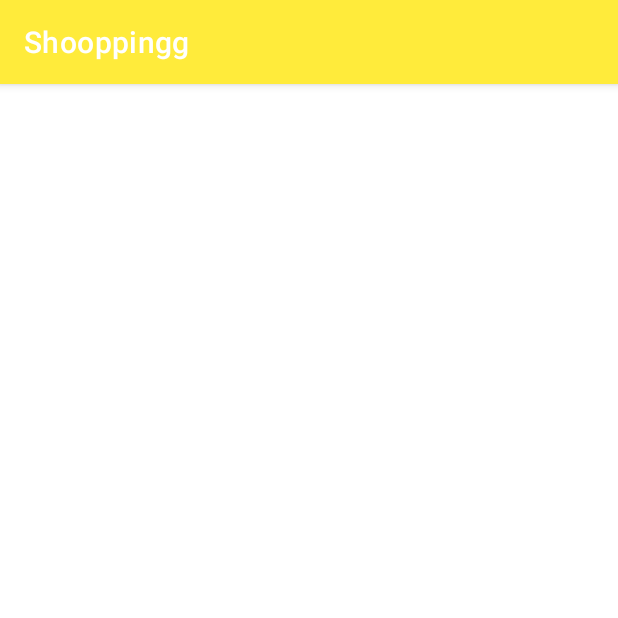
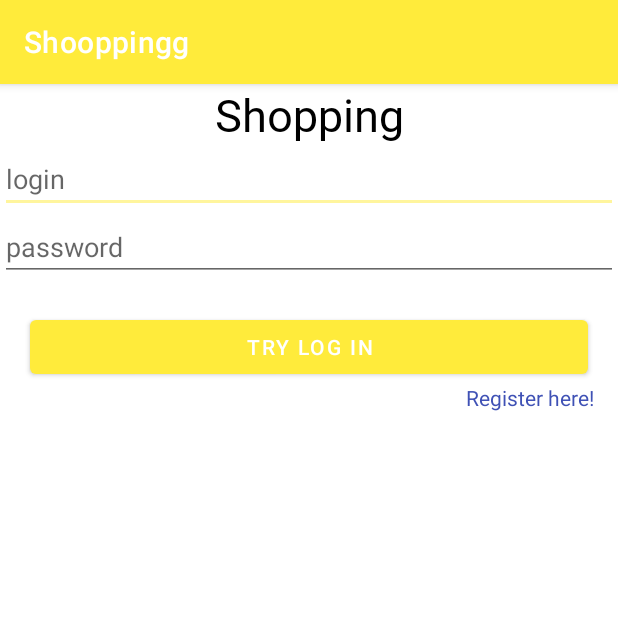
Before and after one commit to Zalezny/ShoppingListApp, an Android app: the screen it shows after launch (LoginActivity), on a phone screen of 412 x 824 dp, the top half of it. Run offline under Robolectric (Android 15) with nearby library versions, the phone set to English and light mode, and no system bars; our stand-ins replace Firebase (no records; nobody signed in at launch, a user with empty details on screens opened directly), navigation-ui.

Commit message:
after replace

```diff
--- a/app/src/main/java/com/example/shooppingg/view/activities/LoginActivity.kt
+++ b/app/src/main/java/com/example/shooppingg/view/activities/LoginActivity.kt
@@ -4,6 +4,11 @@ import android.content.Intent
 import androidx.appcompat.app.AppCompatActivity
 import android.os.Bundle
 import android.widget.Toast
+import androidx.navigation.Navigation
+import androidx.navigation.findNavController
+import androidx.navigation.ui.NavigationUI
+import androidx.navigation.ui.setupActionBarWithNavController
+import androidx.navigation.ui.setupWithNavController
 import com.example.shooppingg.R
 import com.example.shooppingg.databinding.ActivityLoginBinding
 import com.google.firebase.auth.FirebaseAuth
@@ -13,5 +18,11 @@ class LoginActivity : AppCompatActivity() {
     override fun onCreate(savedInstanceState: Bundle?) {
         super.onCreate(savedInstanceState)
 
+        setContentView(R.layout.activity_login)
+
+        val navController = Navigation.findNavController(this, R.id.nav_host_fragment_activity_login)
+
+//        NavigationUI.setupActionBarWithNavController(this , navController)
+
     }
 }
--- a/app/src/main/java/com/example/shooppingg/view/activities/MainActivity.kt
+++ b/app/src/main/java/com/example/shooppingg/view/activities/MainActivity.kt
@@ -30,7 +30,7 @@ class MainActivity : AppCompatActivity() {
 
         // Check if user is signed in (non-null) and update UI accordingly.
         val currentUser = auth.currentUser
-        if(currentUser == null) {
+        if(true) {
             startActivity(Intent(this, LoginActivity::class.java))
         }
     }
--- a/app/src/main/res/layout/activity_register.xml
+++ b/app/src/main/res/layout/fragment_register.xml
@@ -4,7 +4,7 @@
     xmlns:tools="http://schemas.android.com/tools"
     android:layout_width="match_parent"
     android:layout_height="match_parent"
-    tools:context=".view.activities.LoginActivity">
+    tools:context=".view.fragments.RegisterFragment">
 
     <TextView
         android:id="@+id/textView"
--- /dev/null
+++ b/app/src/main/res/navigation/login_navigation.xml
@@ -0,0 +1,24 @@
+<?xml version="1.0" encoding="utf-8"?>
+<navigation xmlns:android="http://schemas.android.com/apk/res/android"
+    xmlns:app="http://schemas.android.com/apk/res-auto"
+    xmlns:tools="http://schemas.android.com/tools"
+    android:id="@+id/login_navigation"
+    app:startDestination="@id/loginFragment">
+
+
+    <fragment
+        android:id="@+id/loginFragment"
+        android:name="com.example.shooppingg.view.fragments.LoginFragment"
+        android:label="fragment_login"
+        tools:layout="@layout/fragment_login" >
+        <action
+            android:id="@+id/action_loginFragment_to_registerFragment"
+            app:destination="@id/registerFragment" />
+    </fragment>
+
+    <fragment
+        android:id="@+id/registerFragment"
+        android:name="com.example.shooppingg.view.fragments.RegisterFragment"
+        android:label="fragment_register"
+        tools:layout="@layout/fragment_register" />
+</navigation>
```
Also changed, not shown: app/src/main/java/com/example/shooppingg/view/activities/RegisterActivity.kt (deleted, +0 -55 lines), app/src/main/java/com/example/shooppingg/view/fragments/LoginFragment.kt (+8 -9 lines), app/src/main/java/com/example/shooppingg/view/fragments/RegisterFragment.kt (added, +70 -0 lines), app/src/main/java/com/example/shooppingg/view/fragments/RegisterViewModel.kt (added, +7 -0 lines), app/src/main/res/font/roboto_black.ttf (added), app/src/main/res/font/roboto_bold.ttf (added), app/src/main/res/font/roboto_boldcondensed.ttf (added), app/src/main/res/font/roboto_bolditalic.ttf (added), app/src/main/res/font/roboto_condensed.ttf (added), app/src/main/res/font/roboto_italic.ttf (added), app/src/main/res/font/roboto_light.ttf (added), app/src/main/res/font/roboto_medium.ttf (added), app/src/main/res/font/roboto_regular.ttf (added), app/src/main/res/font/roboto_thin.ttf (added), 1 other file.
